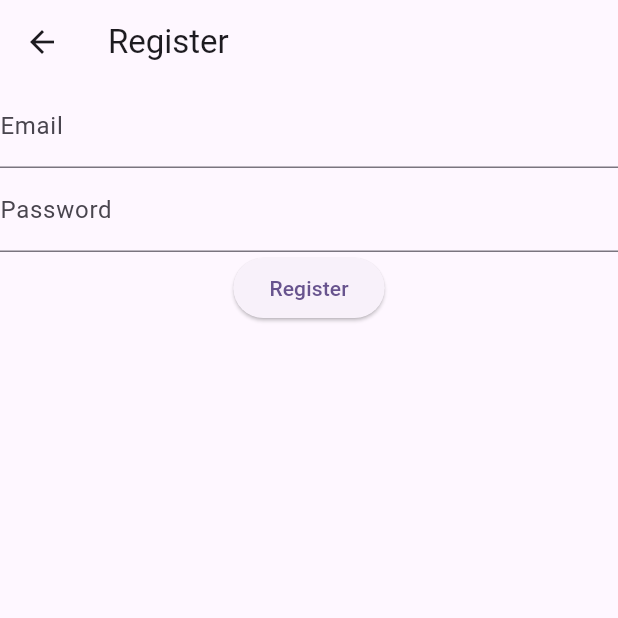
After one commit to Megabyte94/NotesAppTutorial2, a Flutter app: the RegisterView screen opened directly, after a tap on "Register", on a phone screen of 412 x 824 dp, the top half of it. The commit adds this screen. Run offline on Flutter 3.47's test engine with Material 3 defaults, Android fonts, the phone set to English and light mode, and no system bars; our stand-ins replace firebase_auth, firebase_core; accounts and stored records are empty; network calls fail.

Commit message:
01-06-2024

```diff
--- /dev/null
+++ b/lib/views/register_view.dart
@@ -0,0 +1,86 @@
+import 'package:firebase_auth/firebase_auth.dart';
+import 'package:firebase_core/firebase_core.dart';
+import 'package:flutter/material.dart';
+import 'package:notes/firebase_options.dart';
+
+class RegisterView extends StatefulWidget {
+  const RegisterView({super.key});
+
+  @override
+  State<RegisterView> createState() => _RegisterViewState();
+}
+
+class _RegisterViewState extends State<RegisterView> {
+  // Initialize text editing controllers
+  late final TextEditingController _email;
+  late final TextEditingController _password;
+
+  // It creates instances of TextEditingController and assigns them to the _email and _password variables.
+  @override
+  void initState() {
+    _email = TextEditingController();
+    _password = TextEditingController();
+    super.initState();
+  }
+
+  /* This code disposes the text editing controllers when the widget is removed from the widget tree.
+  It calls the dispose() method on the _email and _password controllers to release any resources they hold.*/
+  @override
+  void dispose() {
+    _email.dispose();
+    _password.dispose();
+    super.dispose();
+  }
+
+  // This method builds the widget tree for the RegisterView widget.
+  @override
+  Widget build(BuildContext context) {
+    // Create a Scaffold widget with an AppBar and a body.
+    return Scaffold(
+        appBar: AppBar(
+          title: const Text("Register"),
+        ),
+        body: FutureBuilder(
+          future: Firebase.initializeApp(
+            options: DefaultFirebaseOptions.currentPlatform,
+          ),
+          builder: (context, snapshot) {
+            switch (snapshot.connectionState) {
+              case ConnectionState.none:
+                return const Text('None');
+              case ConnectionState.waiting:
+                return const CircularProgressIndicator();
+              case ConnectionState.active:
+                return const Text('Active');
+              case ConnectionState.done:
+                return Column(
+                  children: [
+                    TextField(
+                      controller: _email,
+                      decoration: const InputDecoration(labelText: 'Email'),
+                    ),
+                    TextField(
+                      controller: _password,
+                      decoration: const InputDecoration(labelText: 'Password'),
+                    ),
+                    ElevatedButton(
+                      onPressed: () async {
+                        try {
+                          final userCredential = await FirebaseAuth.instance.createUserWithEmailAndPassword(email: _email.text, password: _password.text);
+                          print(userCredential);
+                        } on FirebaseAuthException catch (e) {
+                          print('Failed with error code: ${e.code}');
+                          print(e.message);
+                        }
+                      },
+                      child: const Text('Register'),
+                    ),
+                  ],
+                );
+              default:
+                return const Text('Error initializing Firebase');
+            }
+          },
+        ));
+  }
+}
```
Also changed, not shown: lib/main.dart (+20 -61 lines), lib/views/login_view.dart (added, +86 -0 lines), 3 other files.
